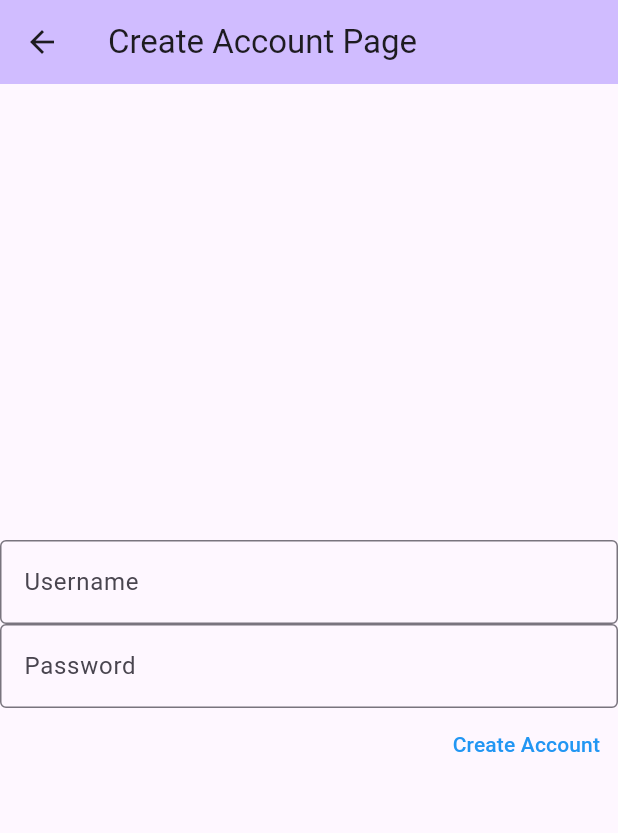
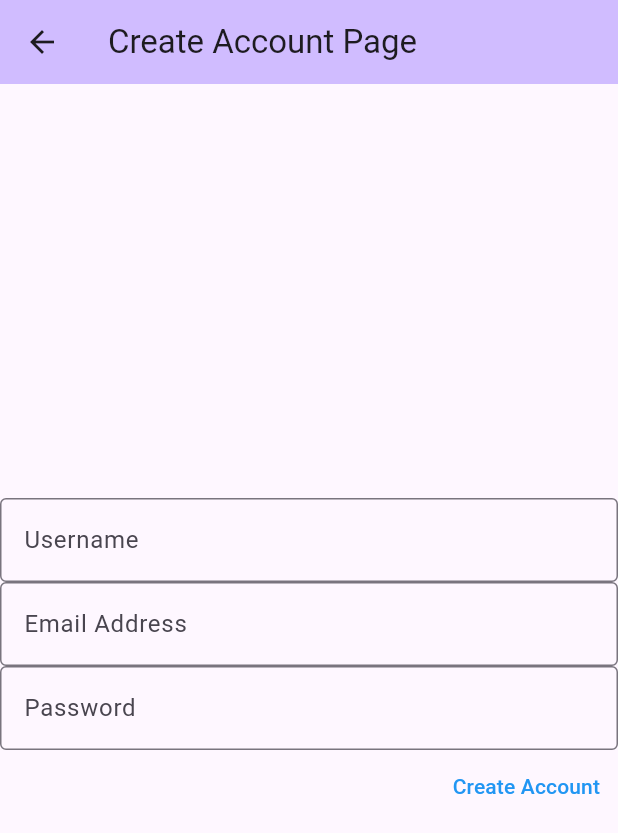
Before and after one commit to marcsaffold17/GetFitApp, a Flutter app: the screen it shows after launch, after a tap on "Create Account", on a phone screen of 412 x 824 dp. Shown: the top 833 px of the screen. Run offline on Flutter 3.47's test engine with Material 3 defaults, Android fonts, the phone set to English and light mode, and no system bars; our stand-ins replace cloud_firestore, firebase_core; accounts and stored records are empty.

Commit message:
Fixed saying welcome on the app bar on login page

```diff
--- a/get_fit_app/lib/view/login_view.dart
+++ b/get_fit_app/lib/view/login_view.dart
@@ -8,7 +8,7 @@ class LoginButtonPage extends StatelessWidget {
   @override
   Widget build(BuildContext context) {
     return Scaffold(
-      appBar: AppBar(title: const Text('Welcome')),
+      appBar: AppBar(title: const Text('')),
       body: Center(
         child: Column(
           mainAxisAlignment: MainAxisAlignment.center,
@@ -124,6 +124,7 @@ class CreateAccountPage extends State<MyCreateAccountPage> implements LoginView
   late LoginPresenter presenter;
   final userNameText = TextEditingController();
   final passWordText = TextEditingController();
+  final emailText = TextEditingController();
 
   @override
   void initState() {
@@ -158,6 +159,10 @@ class CreateAccountPage extends State<MyCreateAccountPage> implements LoginView
               decoration: const InputDecoration(border: OutlineInputBorder(), hintText: 'Username'),
             ),
             TextField(
+              controller: emailText,
+              decoration: const InputDecoration(border: OutlineInputBorder(), hintText: 'Email Address'),
+            ),
+            TextField(
               controller: passWordText,
               decoration: const InputDecoration(border: OutlineInputBorder(), hintText: 'Password'),
             ),
```
